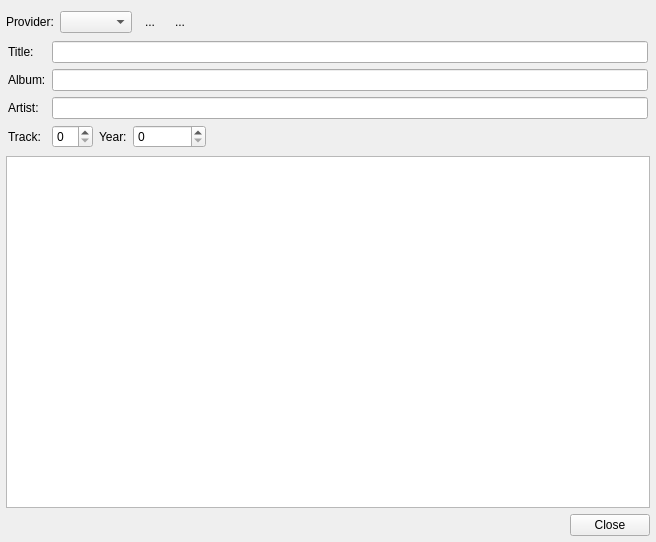
Before: the Qt Designer form lyricswidget.ui in GlassOnTin/qmmp-lyrics, drawn with Qt 5.
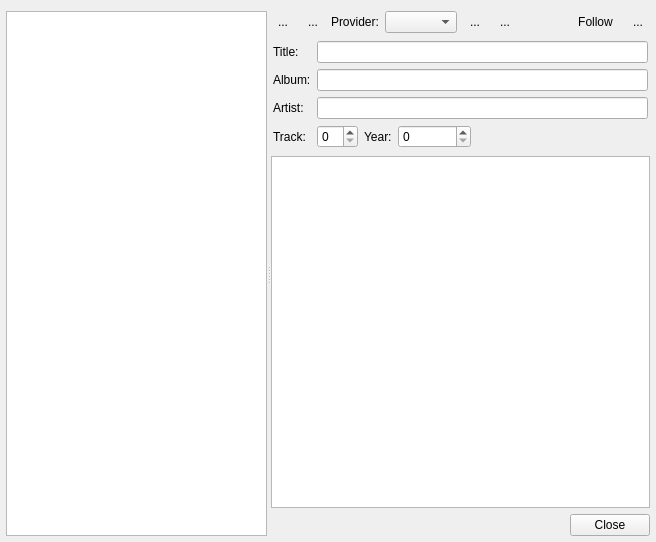
After: the same form once the commit is applied. Icons and pictures are not drawn.

Commit message: Playlist-aware lyrics window

The edit to the form file:
```diff
--- a/lyricswidget.ui
+++ b/lyricswidget.ui
@@ -24,7 +24,74 @@
     <number>6</number>
    </property>
    <item>
+    <widget class="QSplitter" name="trackSplitter">
+     <property name="orientation">
+      <enum>Qt::Horizontal</enum>
+     </property>
+     <widget class="QListWidget" name="trackListWidget">
+      <property name="minimumSize">
+       <size>
+        <width>120</width>
+        <height>0</height>
+       </size>
+      </property>
+      <property name="contextMenuPolicy">
+       <enum>Qt::NoContextMenu</enum>
+      </property>
+      <property name="horizontalScrollBarPolicy">
+       <enum>Qt::ScrollBarAlwaysOff</enum>
+      </property>
+     </widget>
+     <widget class="QWidget" name="rightPane" native="true">
+      <layout class="QVBoxLayout" name="verticalLayout_2">
+       <property name="leftMargin">
+        <number>0</number>
+       </property>
+       <property name="topMargin">
+        <number>0</number>
+       </property>
+       <property name="rightMargin">
+        <number>0</number>
+       </property>
+       <property name="bottomMargin">
+        <number>0</number>
+       </property>
+       <item>
     <layout class="QHBoxLayout" name="horizontalLayout">
+         <item>
+          <widget class="QToolButton" name="prevTrackButton">
+           <property name="toolTip">
+            <string>Previous track in playlist</string>
+           </property>
+           <property name="text">
+            <string notr="true">...</string>
+           </property>
+           <property name="icon">
+            <iconset theme="media-skip-backward">
+             <normaloff>.</normaloff>.</iconset>
+           </property>
+           <property name="autoRaise">
+            <bool>true</bool>
+           </property>
+          </widget>
+         </item>
+         <item>
+          <widget class="QToolButton" name="nextTrackButton">
+           <property name="toolTip">
+            <string>Next track in playlist</string>
+           </property>
+           <property name="text">
+            <string notr="true">...</string>
+           </property>
+           <property name="icon">
+            <iconset theme="media-skip-forward">
+             <normaloff>.</normaloff>.</iconset>
+           </property>
+           <property name="autoRaise">
+            <bool>true</bool>
+           </property>
+          </widget>
+         </item>
      <item>
       <widget class="QLabel" name="label_6">
        <property name="text">
@@ -92,6 +159,46 @@
        </property>
       </spacer>
      </item>
+         <item>
+          <widget class="QToolButton" name="followButton">
+           <property name="toolTip">
+            <string>Follow the playing track</string>
+           </property>
+           <property name="text">
+            <string>Follow</string>
+           </property>
+           <property name="icon">
+            <iconset theme="media-playback-start">
+             <normaloff>.</normaloff>.</iconset>
+           </property>
+           <property name="checkable">
+            <bool>true</bool>
+           </property>
+           <property name="autoRaise">
+            <bool>true</bool>
+           </property>
+          </widget>
+         </item>
+         <item>
+          <widget class="QToolButton" name="playlistButton">
+           <property name="toolTip">
+            <string>Show playlist tracks</string>
+           </property>
+           <property name="text">
+            <string notr="true">...</string>
+           </property>
+           <property name="icon">
+            <iconset theme="view-media-playlist">
+             <normaloff>.</normaloff>.</iconset>
+           </property>
+           <property name="checkable">
+            <bool>true</bool>
+           </property>
+           <property name="autoRaise">
+            <bool>true</bool>
+           </property>
+          </widget>
+         </item>
     </layout>
    </item>
    <item>
@@ -215,6 +322,10 @@
      <property name="standardButtons">
       <set>QDialogButtonBox::Close</set>
      </property>
+        </widget>
+       </item>
+      </layout>
+     </widget>
     </widget>
    </item>
   </layout>
```
Lines whose indentation alone changed are shown as unchanged. The commit also changes 9 other files.
